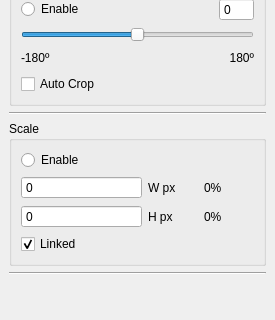
First picture: the form in src/transformmenu.ui, repository mattykakes/qcvTouchUp, before the edit; both pictures show x 0 to 275 and y 172 to 492 of the 275 by 652 pixel window.
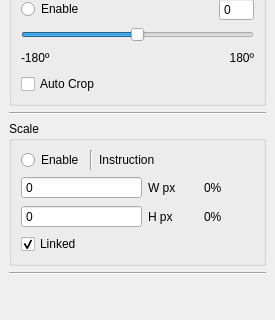
Second picture: the form after the edit.

```diff
--- a/src/transformmenu.ui
+++ b/src/transformmenu.ui
@@ -296,11 +296,38 @@
       </property>
       <layout class="QVBoxLayout" name="verticalLayout_5">
        <item>
+        <layout class="QHBoxLayout" name="horizontalLayout_ScaleEnable">
+         <item>
         <widget class="QRadioButton" name="radioButton_ScaleEnable">
          <property name="text">
           <string>Enable</string>
          </property>
         </widget>
+         </item>
+         <item>
+          <widget class="Line" name="line_Scale">
+           <property name="orientation">
+            <enum>Qt::Vertical</enum>
+           </property>
+          </widget>
+         </item>
+         <item>
+          <widget class="QLabel" name="label_ScaleInstruction">
+           <property name="sizePolicy">
+            <sizepolicy hsizetype="Expanding" vsizetype="Preferred">
+             <horstretch>0</horstretch>
+             <verstretch>0</verstretch>
+            </sizepolicy>
+           </property>
+           <property name="text">
+            <string>Instruction</string>
+           </property>
+           <property name="wordWrap">
+            <bool>true</bool>
+           </property>
+          </widget>
+         </item>
+        </layout>
        </item>
        <item>
         <layout class="QHBoxLayout" name="horizontalLayout_ScaleWidth">
```
Left out of the diff: 3 changed lines with no effect on the pictures. Lines whose indentation alone changed are shown as unchanged.
